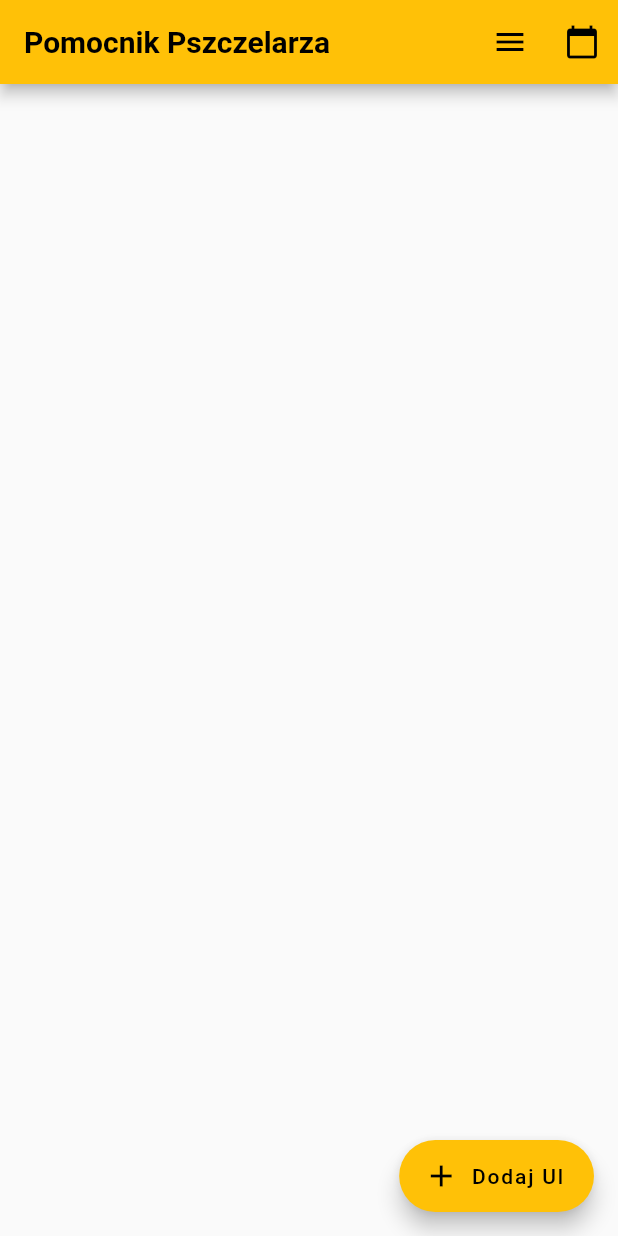
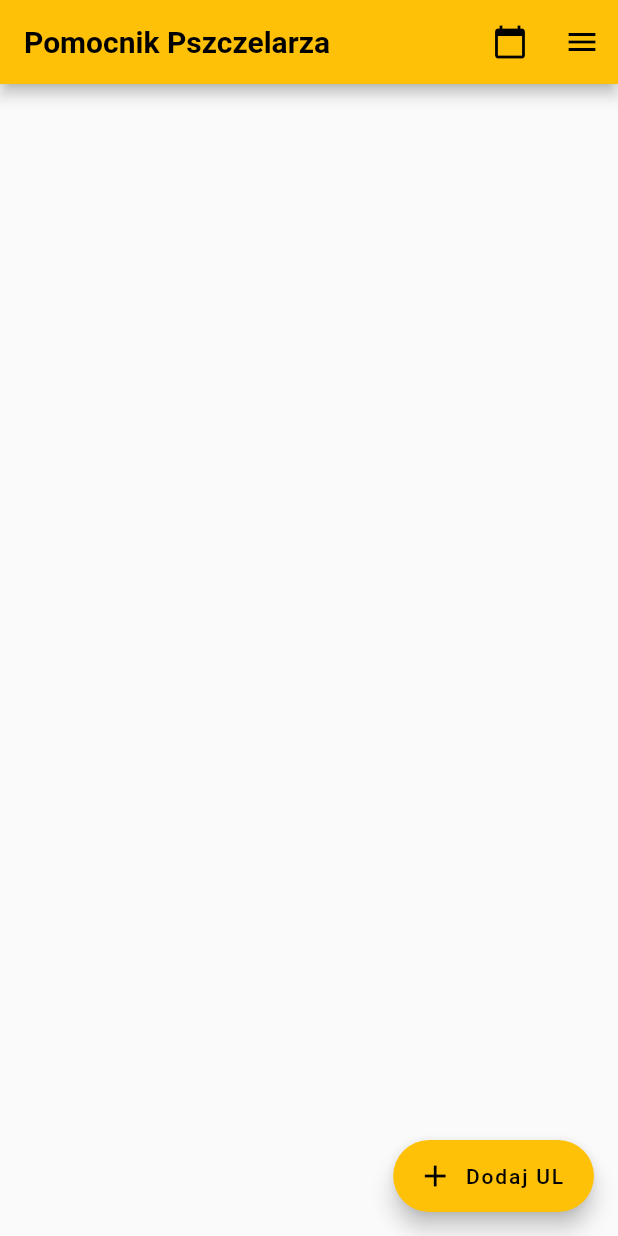
Before and after one commit to tbrylkowski/beekeeper_app, a Flutter app: the screen it shows after launch, on a phone screen of 412 x 824 dp. Run offline on Flutter 3.47's test engine with Material 2 defaults, Android fonts, the phone set to English and light mode, and no system bars; our stand-ins replace font_awesome_flutter.

Commit message:
added widget test for floating action button

```diff
--- /dev/null
+++ b/lib/constants/strings.dart
@@ -0,0 +1 @@
+const String ADD_HIVE_FLOATING_ACTION_BUTTON_TEXT = "Dodaj UL";
--- a/lib/screens/home_screen.dart
+++ b/lib/screens/home_screen.dart
@@ -1,6 +1,8 @@
 import 'package:flutter/material.dart';
-import 'package:bee_app/widgets/hives_list.dart';
-import 'package:bee_app/widgets/add_hive_fab.dart';
+import 'package:bee_app/widgets/hives_list_view.dart';
+import 'package:bee_app/widgets/add_hive_floating_action_butto.dart';
+import 'package:bee_app/constants/strings.dart';
+
 class HomeScreen extends StatelessWidget {
   static String name = "HomeScreen";
 
@@ -15,16 +17,15 @@ class HomeScreen extends StatelessWidget {
         backgroundColor: Colors.amber,
         actions: <Widget>[
           IconButton(
-              icon: Icon(Icons.menu, color: Colors.black), onPressed: null),
-          IconButton(
               icon: Icon(Icons.calendar_today, color: Colors.black),
               onPressed: null),
+          IconButton(
+              icon: Icon(Icons.menu, color: Colors.black), onPressed: null),
         ],
       ),
-      floatingActionButton: new AddHiveFAB(text:"Dodaj Ul"),
-      body: Container(
-        child: HivesListView(),
-      ),
+      floatingActionButton: AddHiveFloatingActionButton(
+          text: ADD_HIVE_FLOATING_ACTION_BUTTON_TEXT),
+      body: HivesListView(),
     );
   }
 }
--- a/lib/widgets/add_hive_fab.dart
+++ b/lib/widgets/add_hive_floating_action_butto.dart
@@ -1,10 +1,10 @@
 import 'package:flutter/material.dart';
 import 'package:bee_app/screens/add_hive_screen.dart';
 
-class AddHiveFAB extends StatelessWidget {
+class AddHiveFloatingActionButton extends StatelessWidget {
   final String text;
 
-  AddHiveFAB({this.text});
+  const AddHiveFloatingActionButton({this.text});
 
   @override
   Widget build(BuildContext context) {
--- a/lib/widgets/hives_list.dart
+++ b/lib/widgets/hives_list_view.dart
@@ -3,6 +3,7 @@ import 'hive_list_item.dart';
 import 'package:provider/provider.dart';
 import 'package:bee_app/models/hives_data.dart';
 import 'package:font_awesome_flutter/font_awesome_flutter.dart';
+
 class HivesListView extends StatefulWidget {
   @override
   _HivesListViewState createState() => _HivesListViewState();
@@ -19,7 +20,7 @@ class _HivesListViewState extends State<HivesListView> {
           itemBuilder: (context, index) {
             final item = hivesData.list[index];
             return Dismissible(
-                movementDuration: Duration(seconds: 2),
+                movementDuration: Duration(seconds: 1),
                 direction: DismissDirection.horizontal,
                 key: Key(item.toString()),
                 confirmDismiss: (direction) async {
```
Also changed, not shown: 1 other file.
